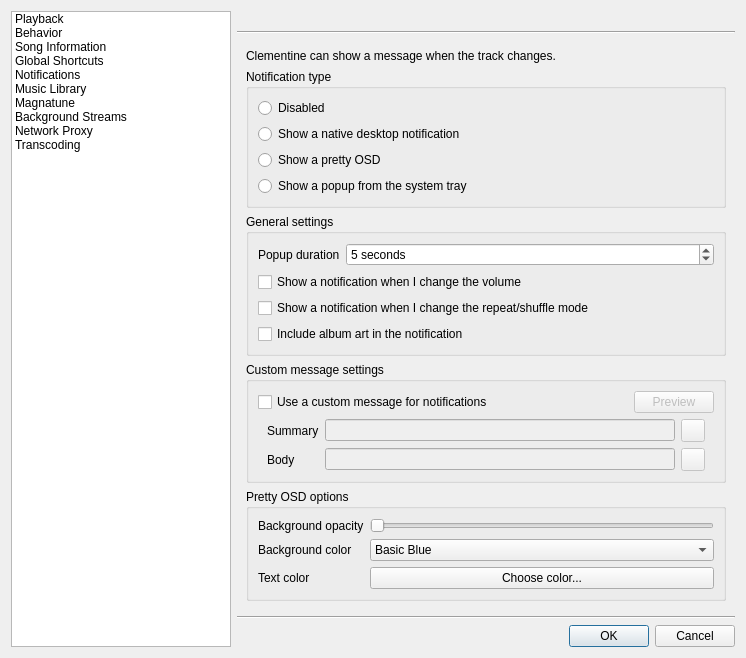
Above: src/ui/settingsdialog.ui from clementine-player/Clementine before the change. Below: the same form after it.
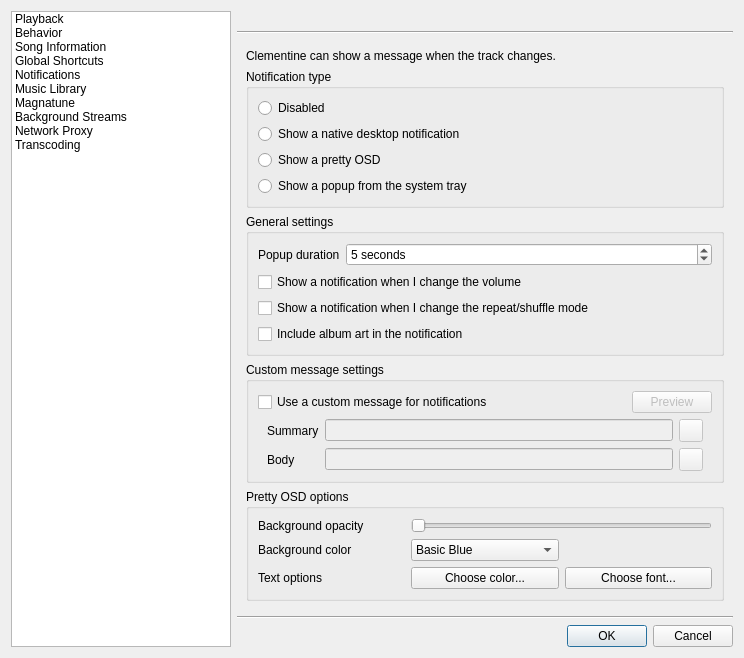
That is the form after the change. Icons and pictures are not drawn. Custom widgets are drawn as their Qt base class.

Commit message: Add font choice for pretty OSD and fixed bugs in the notification preview

Patch:
```diff
--- a/src/ui/settingsdialog.ui
+++ b/src/ui/settingsdialog.ui
@@ -6,8 +6,8 @@
    <rect>
     <x>0</x>
     <y>0</y>
-    <width>746</width>
-    <height>642</height>
+    <width>744</width>
+    <height>640</height>
    </rect>
   </property>
   <property name="windowTitle">
@@ -975,7 +975,7 @@
            <property name="title">
             <string>Pretty OSD options</string>
            </property>
-           <layout class="QFormLayout" name="formLayout_2">
+           <layout class="QGridLayout" name="gridLayout_2">
             <item row="0" column="0">
              <widget class="QLabel" name="label_4">
               <property name="text">
@@ -983,7 +983,7 @@
               </property>
              </widget>
             </item>
-            <item row="0" column="1">
+            <item row="0" column="1" colspan="2">
              <widget class="QSlider" name="notifications_opacity">
               <property name="orientation">
                <enum>Qt::Horizontal</enum>
@@ -1019,7 +1019,7 @@
             <item row="2" column="0">
              <widget class="QLabel" name="label_6">
               <property name="text">
-               <string>Text color</string>
+               <string>Text options</string>
               </property>
              </widget>
             </item>
@@ -1030,6 +1030,13 @@
               </property>
              </widget>
             </item>
+            <item row="2" column="2">
+             <widget class="QPushButton" name="notifications_font_choose">
+              <property name="text">
+               <string>Choose font...</string>
+              </property>
+             </widget>
+            </item>
            </layout>
           </widget>
          </item>
```
The commit also changes 8 other files.
